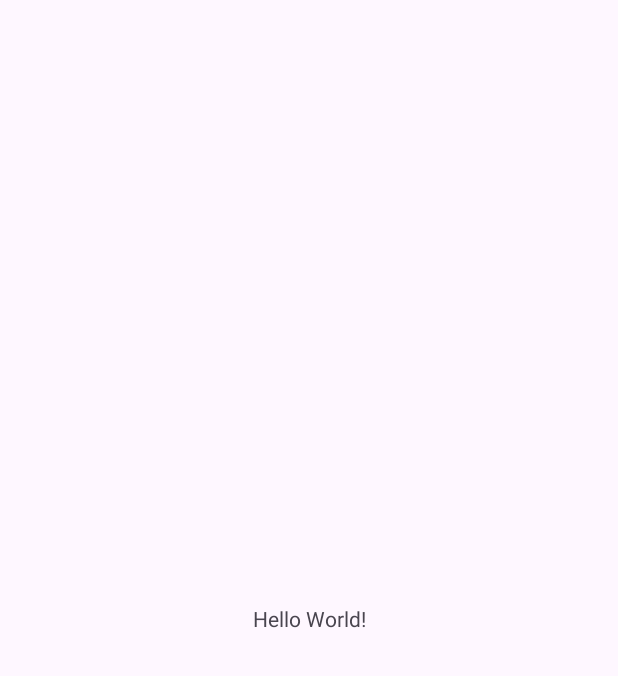
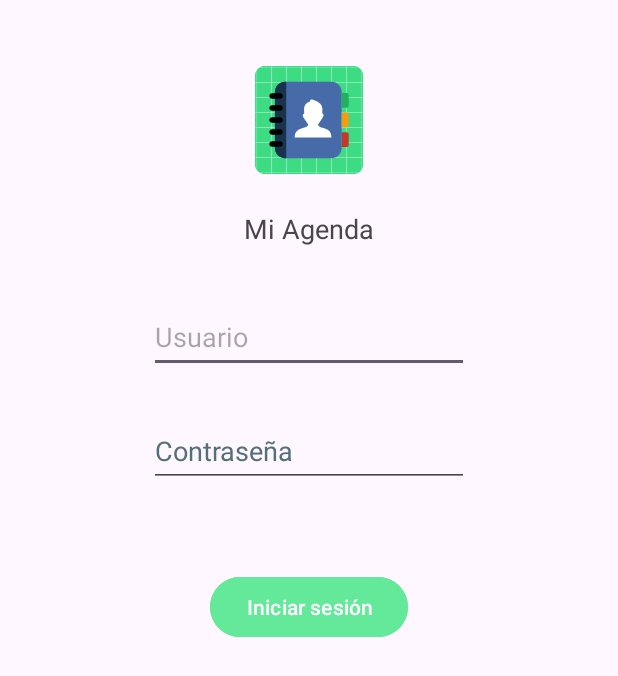
Before and after one commit to eugeniachareun/PRG-MOV-AO1, an Android app: the screen it shows after launch (MainActivity), on a phone screen of 412 x 824 dp. Before the commit the part shown is almost empty. Shown: the top 676 px of the screen. Run offline under Robolectric (Android 15) with nearby library versions, the phone set to English and light mode, and no system bars.

Commit message:
Finish Login layout | Add package structure

```diff
--- a/app/src/main/AndroidManifest.xml
+++ b/app/src/main/AndroidManifest.xml
@@ -13,7 +13,7 @@
         android:theme="@style/Theme.AO1"
         tools:targetApi="31">
         <activity
-            android:name=".MainActivity"
+            android:name=".view.MainActivity"
             android:exported="true">
             <intent-filter>
                 <action android:name="android.intent.action.MAIN" />
--- a/app/src/main/java/com/chareun410/miagenda/MainActivity.java
+++ b/app/src/main/java/com/chareun410/miagenda/view/MainActivity.java
@@ -1,4 +1,4 @@
-package com.chareun410.miagenda;
+package com.chareun410.miagenda.view;
 
 import android.os.Bundle;
 
--- a/app/src/main/res/layout/activity_main.xml
+++ b/app/src/main/res/layout/activity_main.xml
@@ -5,15 +5,74 @@
     android:id="@+id/main"
     android:layout_width="match_parent"
     android:layout_height="match_parent"
-    tools:context=".MainActivity">
+    tools:context=".view.MainActivity">
 
     <TextView
+        android:id="@+id/loginTitle"
         android:layout_width="wrap_content"
         android:layout_height="wrap_content"
-        android:text="Hello World!"
-        app:layout_constraintBottom_toBottomOf="parent"
+        android:layout_marginTop="24dp"
+        android:text="@string/app_name"
+        android:textAppearance="@style/TextAppearance.AppCompat.Medium"
+        android:visibility="visible"
         app:layout_constraintEnd_toEndOf="parent"
+        app:layout_constraintHorizontal_bias="0.5"
         app:layout_constraintStart_toStartOf="parent"
-        app:layout_constraintTop_toTopOf="parent" />
+        app:layout_constraintTop_toBottomOf="@id/appIcon" />
+
+    <ImageView
+        android:id="@+id/appIcon"
+        android:layout_width="wrap_content"
+        android:layout_height="wrap_content"
+        android:layout_marginTop="44dp"
+        android:contentDescription="@string/appIconDescription"
+        app:layout_constraintEnd_toEndOf="parent"
+        app:layout_constraintHorizontal_bias="0.5"
+        app:layout_constraintStart_toStartOf="parent"
+        app:layout_constraintTop_toTopOf="parent"
+        app:srcCompat="@mipmap/phonebook_round" />
+
+    <EditText
+        android:id="@+id/editTextUsuarioLogin"
+        android:layout_width="wrap_content"
+        android:layout_height="wrap_content"
+        android:layout_marginTop="36dp"
+        android:ems="10"
+        android:hint="@string/inputUsuario"
+        android:inputType="text"
+        android:minHeight="48dp"
+        app:layout_constraintEnd_toEndOf="parent"
+        app:layout_constraintHorizontal_bias="0.5"
+        app:layout_constraintStart_toStartOf="parent"
+        app:layout_constraintTop_toBottomOf="@+id/loginTitle"
+        tools:ignore="Autofill" />
+
+    <EditText
+        android:id="@+id/editTextPasswordLogin"
+        android:layout_width="wrap_content"
+        android:layout_height="wrap_content"
+        android:layout_marginTop="28dp"
+        android:ems="10"
+        android:hint="@string/inputPassword"
+        android:inputType="textPassword"
+        android:minHeight="48dp"
+        android:textColorHint="#546E7A"
+        app:layout_constraintEnd_toEndOf="parent"
+        app:layout_constraintHorizontal_bias="0.5"
+        app:layout_constraintStart_toStartOf="parent"
+        app:layout_constraintTop_toBottomOf="@+id/editTextUsuarioLogin"
+        tools:ignore="Autofill" />
+
+    <Button
+        android:id="@+id/button"
+        android:layout_width="wrap_content"
+        android:layout_height="wrap_content"
+        android:layout_marginTop="56dp"
+        android:backgroundTint="#64E899"
+        android:text="@string/buttonLogin"
+        app:layout_constraintEnd_toEndOf="parent"
+        app:layout_constraintHorizontal_bias="0.5"
+        app:layout_constraintStart_toStartOf="parent"
+        app:layout_constraintTop_toBottomOf="@+id/editTextPasswordLogin" />
 
 </androidx.constraintlayout.widget.ConstraintLayout>
--- a/app/src/main/res/values/colors.xml
+++ b/app/src/main/res/values/colors.xml
@@ -2,4 +2,5 @@
 <resources>
     <color name="black">#FF000000</color>
     <color name="white">#FFFFFFFF</color>
+    <color name="primary">#64E899</color>
 </resources>
--- a/app/src/main/res/values/strings.xml
+++ b/app/src/main/res/values/strings.xml
@@ -1,3 +1,7 @@
 <resources>
     <string name="app_name">Mi Agenda</string>
+    <string name="appIconDescription">phonebook</string>
+    <string name="inputUsuario">Usuario</string>
+    <string name="inputPassword">Contraseña</string>
+    <string name="buttonLogin">Iniciar sesión</string>
 </resources>
```
